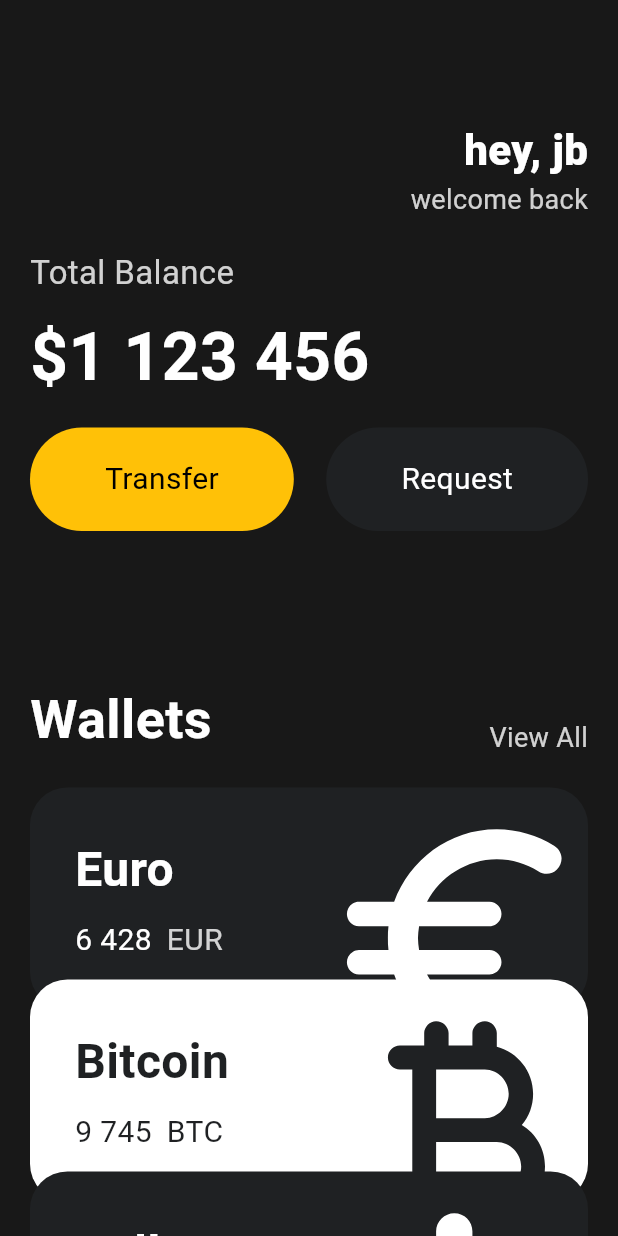
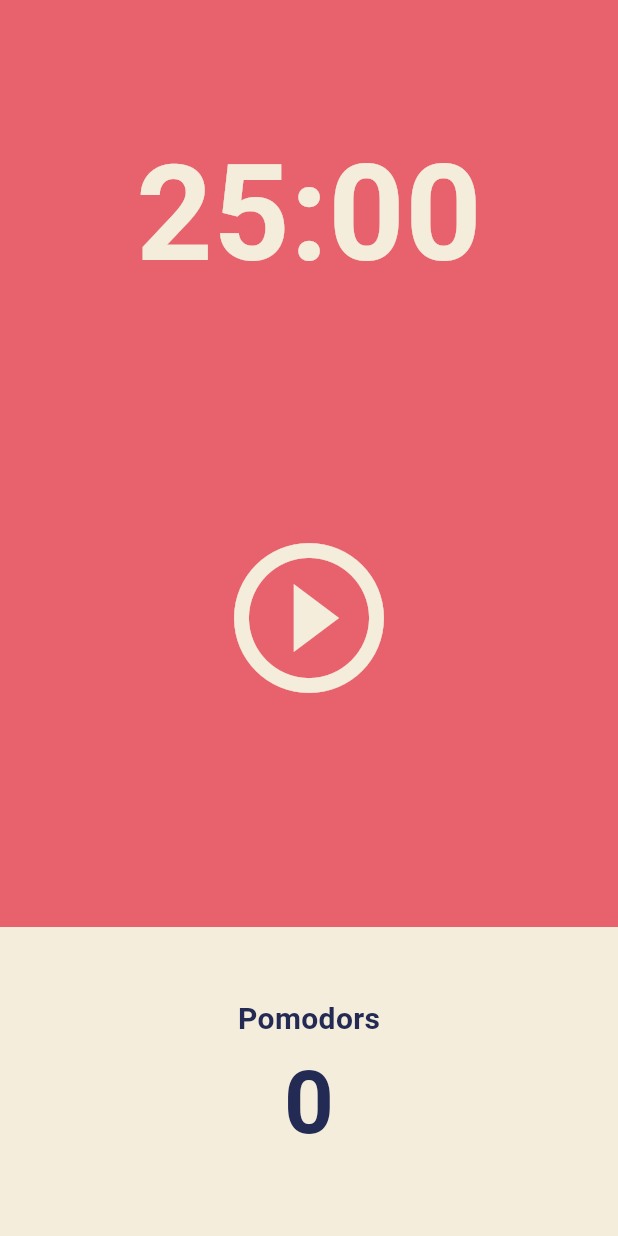
Before and after one commit to begong313/flutter_study_nomad, a Flutter app: the screen it shows after launch, on a phone screen of 412 x 824 dp. Run offline on Flutter 3.47's test engine with Material 3 defaults, Android fonts, the phone set to English and light mode, and no system bars.

Commit message:
UI 리팩토링 및 불필요한 위젯 제거: HomeScreen으로 전환하고 Button 및 CurrencyCard 위젯 삭제, 테마 설정 추가

```diff
--- /dev/null
+++ b/chap_create_cart/main.dart
@@ -0,0 +1,139 @@
+import 'package:flutter/material.dart';
+import 'widgets/button.dart';
+import 'widgets/currency_card.dart';
+
+void main() {
+  runApp(const App());
+}
+
+class App extends StatelessWidget {
+  const App({super.key});
+
+  @override
+  Widget build(BuildContext context) {
+    return MaterialApp(
+      home: Scaffold(
+        backgroundColor: const Color(0xFF181818),
+        body: SingleChildScrollView(
+          child: Padding(
+            padding: const EdgeInsets.symmetric(horizontal: 20),
+            child: Column(
+              crossAxisAlignment: CrossAxisAlignment.start,
+              children: [
+                const SizedBox(height: 80),
+                Row(
+                  mainAxisAlignment: MainAxisAlignment.end,
+                  children: [
+                    Column(
+                      crossAxisAlignment: CrossAxisAlignment.end,
+                      children: [
+                        const Text(
+                          "hey, jb",
+                          style: TextStyle(
+                            color: Colors.white,
+                            fontSize: 28.0,
+                            fontWeight: FontWeight.w800,
+                          ),
+                        ),
+                        Text(
+                          "welcome back",
+                          style: TextStyle(
+                            color: Colors.white.withValues(alpha: 0.8),
+                            fontSize: 18,
+                          ),
+                        ),
+                      ],
+                    ),
+                  ],
+                ),
+                const SizedBox(height: 20),
+                Text(
+                  "Total Balance",
+                  style: TextStyle(
+                    color: Colors.white.withValues(alpha: 0.8),
+                    fontSize: 22,
+                  ),
+                ),
+                const SizedBox(height: 10),
+                const Text(
+                  "\$1 123 456",
+                  style: TextStyle(
+                    color: Colors.white,
+                    fontSize: 44,
+                    fontWeight: FontWeight.w600,
+                  ),
+                ),
+                const SizedBox(height: 15),
+                const Row(
+                  mainAxisAlignment: MainAxisAlignment.spaceBetween,
+                  children: [
+                    Button(
+                      text: "Transfer",
+                      bgColor: Colors.amber,
+                      textColor: Colors.black,
+                    ),
+                    Button(
+                      text: "Request",
+                      bgColor: Color(0xFF1F2123),
+                      textColor: Colors.white,
+                    ),
+                  ],
+                ),
+                const SizedBox(height: 100),
+                Row(
+                  crossAxisAlignment: CrossAxisAlignment.end,
+                  mainAxisAlignment: MainAxisAlignment.spaceBetween,
+                  children: [
+                    const Text(
+                      'Wallets',
+                      style: TextStyle(
+                        color: Colors.white,
+                        fontSize: 36,
+                        fontWeight: FontWeight.w600,
+                      ),
+                    ),
+                    Text(
+                      'View All',
+                      style: TextStyle(
+                        color: Colors.white.withValues(alpha: 0.8),
+                        fontSize: 18,
+                      ),
+                    ),
+                  ],
+                ),
+                const SizedBox(height: 20),
+                const CurrencyCard(
+                  name: 'Euro',
+                  code: "EUR",
+                  amount: '6 428',
+                  icon: Icons.euro_rounded,
+                  isInverted: false,
+                ),
+                Transform.translate(
+                  offset: const Offset(0, -20),
+                  child: const CurrencyCard(
+                    name: 'Bitcoin',
+                    code: "BTC",
+                    amount: '9 745',
+                    icon: Icons.currency_bitcoin_rounded,
+                    isInverted: true,
+                  ),
+                ),
+                Transform.translate(
+                  offset: const Offset(0, -40),
+                  child: const CurrencyCard(
+                    name: 'Dollar',
+                    code: "USD",
+                    amount: '428',
+                    icon: Icons.attach_money_rounded,
+                    isInverted: false,
+                  ),
+                ),
+              ],
+            ),
+          ),
+        ),
+      ),
+    );
+  }
+}
--- a/lib/main.dart
+++ b/lib/main.dart
@@ -1,6 +1,6 @@
 import 'package:flutter/material.dart';
-import 'package:flutter_map/widgets/button.dart';
-import 'package:flutter_map/widgets/currency_card.dart';
+import 'package:flutter/widgets.dart';
+import 'package:flutter_map/screens/home_screen.dart';
 
 void main() {
   runApp(const App());
@@ -12,128 +12,14 @@ class App extends StatelessWidget {
   @override
   Widget build(BuildContext context) {
     return MaterialApp(
-      home: Scaffold(
-        backgroundColor: const Color(0xFF181818),
-        body: SingleChildScrollView(
-          child: Padding(
-            padding: const EdgeInsets.symmetric(horizontal: 20),
-            child: Column(
-              crossAxisAlignment: CrossAxisAlignment.start,
-              children: [
-                const SizedBox(height: 80),
-                Row(
-                  mainAxisAlignment: MainAxisAlignment.end,
-                  children: [
-                    Column(
-                      crossAxisAlignment: CrossAxisAlignment.end,
-                      children: [
-                        const Text(
-                          "hey, jb",
-                          style: TextStyle(
-                            color: Colors.white,
-                            fontSize: 28.0,
-                            fontWeight: FontWeight.w800,
-                          ),
-                        ),
-                        Text(
-                          "welcome back",
-                          style: TextStyle(
-                            color: Colors.white.withValues(alpha: 0.8),
-                            fontSize: 18,
-                          ),
-                        ),
-                      ],
-                    ),
-                  ],
-                ),
-                const SizedBox(height: 20),
-                Text(
-                  "Total Balance",
-                  style: TextStyle(
-                    color: Colors.white.withValues(alpha: 0.8),
-                    fontSize: 22,
-                  ),
-                ),
-                const SizedBox(height: 10),
-                const Text(
-                  "\$1 123 456",
-                  style: TextStyle(
-                    color: Colors.white,
-                    fontSize: 44,
-                    fontWeight: FontWeight.w600,
-                  ),
-                ),
-                const SizedBox(height: 15),
-                const Row(
-                  mainAxisAlignment: MainAxisAlignment.spaceBetween,
-                  children: [
-                    Button(
-                      text: "Transfer",
-                      bgColor: Colors.amber,
-                      textColor: Colors.black,
-                    ),
-                    Button(
-                      text: "Request",
-                      bgColor: Color(0xFF1F2123),
-                      textColor: Colors.white,
-                    ),
-                  ],
-                ),
-                const SizedBox(height: 100),
-                Row(
-                  crossAxisAlignment: CrossAxisAlignment.end,
-                  mainAxisAlignment: MainAxisAlignment.spaceBetween,
-                  children: [
-                    const Text(
-                      'Wallets',
-                      style: TextStyle(
-                        color: Colors.white,
-                        fontSize: 36,
-                        fontWeight: FontWeight.w600,
-                      ),
-                    ),
-                    Text(
-                      'View All',
-                      style: TextStyle(
-                        color: Colors.white.withValues(alpha: 0.8),
-                        fontSize: 18,
-                      ),
-                    ),
-                  ],
-                ),
-                const SizedBox(height: 20),
-                const CurrencyCard(
-                  name: 'Euro',
-                  code: "EUR",
-                  amount: '6 428',
-                  icon: Icons.euro_rounded,
-                  isInverted: false,
-                ),
-                Transform.translate(
-                  offset: const Offset(0, -20),
-                  child: const CurrencyCard(
-                    name: 'Bitcoin',
-                    code: "BTC",
-                    amount: '9 745',
-                    icon: Icons.currency_bitcoin_rounded,
-                    isInverted: true,
-                  ),
-                ),
-                Transform.translate(
-                  offset: const Offset(0, -40),
-                  child: const CurrencyCard(
-                    name: 'Dollar',
-                    code: "USD",
-                    amount: '428',
-                    icon: Icons.attach_money_rounded,
-                    isInverted: false,
-                  ),
-                ),
-              ],
-            ),
-          ),
+      theme: ThemeData(
+        scaffoldBackgroundColor: const Color(0xffE7626C),
+        textTheme: const TextTheme(
+          headlineLarge: TextStyle(color: Color(0xff232B55)),
         ),
+        cardColor: const Color(0xffF4EDDB),
       ),
+      home: const HomeScreen(),
     );
   }
 }
--- /dev/null
+++ b/lib/screens/home_screen.dart
@@ -0,0 +1,87 @@
+import 'package:flutter/material.dart';
+
+class HomeScreen extends StatefulWidget {
+  const HomeScreen({super.key});
+
+  @override
+  State<HomeScreen> createState() => _HomeScreenState();
+}
+
+class _HomeScreenState extends State<HomeScreen> {
+  @override
+  Widget build(BuildContext context) {
+    return Scaffold(
+      backgroundColor: Theme.of(context).scaffoldBackgroundColor,
+      body: Column(
+        children: [
+          Flexible(
+            flex: 1,
+            child: Container(
+              alignment: AlignmentDirectional.bottomCenter,
+              child: Text(
+                '25:00',
+                style: TextStyle(
+                  color: Theme.of(context).cardColor,
+                  fontSize: 89,
+                  fontWeight: FontWeight.w600,
+                ),
+              ),
+            ),
+          ),
+          Flexible(
+            flex: 2,
+            child: Center(
+              child: IconButton(
+                iconSize: 120,
+                color: Theme.of(context).cardColor,
+                onPressed: () {},
+                icon: const Icon(Icons.play_circle_outline),
+              ),
+            ),
+          ),
+          Flexible(
+            flex: 1,
+            child: Row(
+              children: [
+                Expanded(
+                  child: Container(
+                    decoration: BoxDecoration(
+                      color: Theme.of(context).cardColor,
+                    ),
+                    child: Column(
+                      mainAxisAlignment: MainAxisAlignment.center,
+                      children: [
+                        Text(
+                          'Pomodors',
+                          style: TextStyle(
+                            fontSize: 20,
+                            fontWeight: FontWeight.w600,
+                            color:
+                                Theme.of(
+                                  context,
+                                ).textTheme.headlineLarge!.color,
+                          ),
+                        ),
+                        Text(
+                          '0',
+                          style: TextStyle(
+                            fontSize: 58,
+                            fontWeight: FontWeight.w600,
+                            color:
+                                Theme.of(
+                                  context,
+                                ).textTheme.headlineLarge!.color,
+                          ),
+                        ),
+                      ],
+                    ),
+                  ),
+                ),
+              ],
+            ),
+          ),
+        ],
+      ),
+    );
+  }
+}
```
Also changed, not shown: chap_create_cart/widgets/button.dart (renamed from lib/widgets/button.dart), chap_create_cart/widgets/currency_card.dart (renamed from lib/widgets/currency_card.dart).
